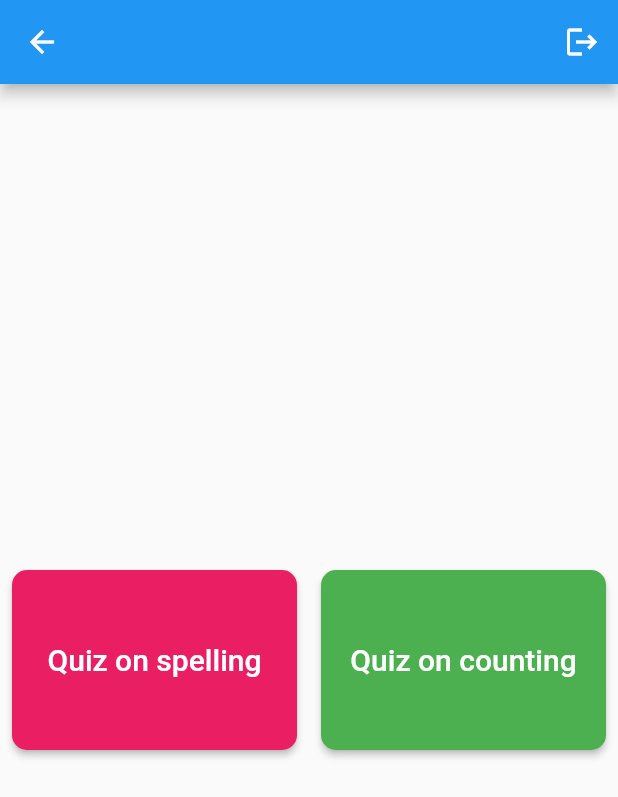
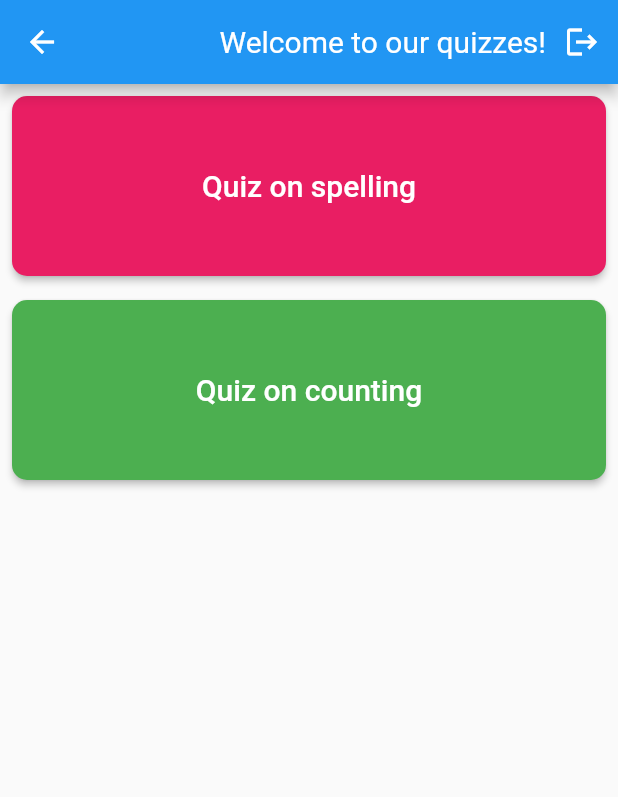
Before and after one commit to RKayyy/projectdetect, a Flutter app: the HomePage screen opened directly, on a phone screen of 412 x 824 dp. Shown: the top 797 px of the screen. Run offline on Flutter 3.47's test engine with Material 2 defaults, Android fonts, the phone set to English and light mode, and no system bars; our stand-ins replace firebase_auth, firebase_core; accounts and stored records are empty; generated files the repository leaves out were written again.

Commit message:
reshaped the buttons

```diff
--- a/lib/components/quiztype_button.dart
+++ b/lib/components/quiztype_button.dart
@@ -6,23 +6,21 @@ class QuizTypeButton extends StatelessWidget {
   final String button_text;
   final Color button_color;
 
-  const QuizTypeButton(
-      {super.key, required this.button_color, required this.button_text});
+  const QuizTypeButton({
+    Key? key,
+    required this.button_color,
+    required this.button_text,
+  }) : super(key: key);
 
   @override
   Widget build(BuildContext context) {
-    return Expanded(
-      child: Padding(
-        padding: EdgeInsets.all(8.0),
-        child: Container(
-          height: 120,
-          decoration: BoxDecoration(
-            borderRadius:
-                BorderRadius.circular(10), // Customize the button color
-          ),
+    return Padding(
+      padding: const EdgeInsets.all(8.0),
       child: ElevatedButton(
         style: ElevatedButton.styleFrom(
-              backgroundColor: button_color, // Change the button color here
+          padding: EdgeInsets.zero,
+          minimumSize: Size(double.infinity, 120), // Set minimum size to take full width
+          backgroundColor: button_color,
           shape: RoundedRectangleBorder(
             borderRadius: BorderRadius.circular(10),
           ),
@@ -37,9 +35,7 @@ class QuizTypeButton extends StatelessWidget {
         },
         child: Text(
           button_text,
-              style: TextStyle(color: Colors.white, fontSize: 20), // Text color
-            ),
-          ),
+          style: TextStyle(color: Colors.white, fontSize: 20),
         ),
       ),
     );
--- a/lib/pages/home_page.dart
+++ b/lib/pages/home_page.dart
@@ -18,21 +18,30 @@ class HomePage extends StatelessWidget {
   Widget build(BuildContext context) {
     return Scaffold(
       appBar: AppBar(actions: [
-        IconButton(
-          onPressed: signUserOut,
-          icon: Icon(Icons.logout),
+        Row(
+          children: [
+            Text(
+              "Welcome to our quizzes!",
+              style: TextStyle(fontSize: 20),
+            ),
+            IconButton(
+              onPressed: signUserOut,
+              icon: Icon(Icons.logout),
+            ),
+          ],
         )
       ]),
       body: Center(
         child: Column(
-          mainAxisAlignment: MainAxisAlignment.center,
-          children: <Widget>[
-            Row(
-              mainAxisAlignment: MainAxisAlignment.spaceEvenly,
-              children: <Widget>[
-                QuizTypeButton(button_color: Colors.pink, button_text: 'Quiz on spelling'),
-                QuizTypeButton(button_color: Colors.green, button_text: 'Quiz on counting')
-              ],
+          mainAxisAlignment: MainAxisAlignment.start,
+          children: [
+            QuizTypeButton(
+              button_color: Colors.pink,
+              button_text: 'Quiz on spelling',
+            ),
+            QuizTypeButton(
+              button_color: Colors.green,
+              button_text: 'Quiz on counting',
             ),
           ],
         ),
```
Lines whose indentation alone changed are shown as unchanged.
